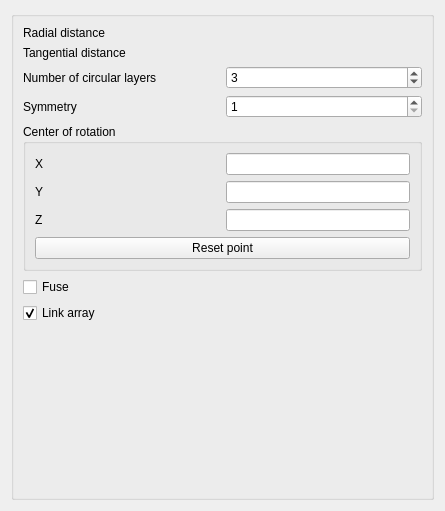
Before: the Qt Designer form src/Mod/Draft/Resources/ui/TaskPanel_CircularArray.ui in southseact-3d/fcd, drawn with Qt 5.
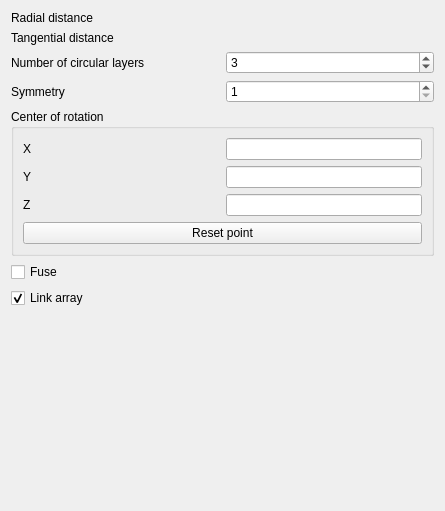
After: the same form once the commit is applied. Custom widgets are drawn as their Qt base class.

Commit message:
Draft: Remove redundant QGroupBoxes from some of the array panels (#21980)
* Draft: Remove main QGroupBox from Circular Array tool

* Draft: Remove main QGroupBox from Polar Array tool

* Draft: Remove main QGroupBox from Ortho Array tool

* Draft: Remove AxisMode QGroup from Ortho Array tool

* Draft: Remove main QGroup from ShapeString tool

```diff
--- a/src/Mod/Draft/Resources/ui/TaskPanel_CircularArray.ui
+++ b/src/Mod/Draft/Resources/ui/TaskPanel_CircularArray.ui
@@ -27,18 +27,6 @@
   </property>
   <layout class="QGridLayout" name="gridLayout_3">
    <item row="0" column="0">
-    <widget class="QGroupBox" name="main_group">
-     <property name="sizePolicy">
-      <sizepolicy hsizetype="Preferred" vsizetype="Minimum">
-       <horstretch>0</horstretch>
-       <verstretch>0</verstretch>
-      </sizepolicy>
-     </property>
-     <property name="title">
-      <string/>
-     </property>
-     <layout class="QGridLayout" name="gridLayout_4">
-      <item row="0" column="0">
        <layout class="QGridLayout" name="grid_values">
         <item row="0" column="0">
          <widget class="QLabel" name="label_r_distance">
@@ -269,9 +257,6 @@
          </size>
         </property>
        </spacer>
-      </item>
-      </layout>
-    </widget>
    </item>
   </layout>
  </widget>
```
Lines whose indentation alone changed are shown as unchanged. The commit also changes 3 other files.
